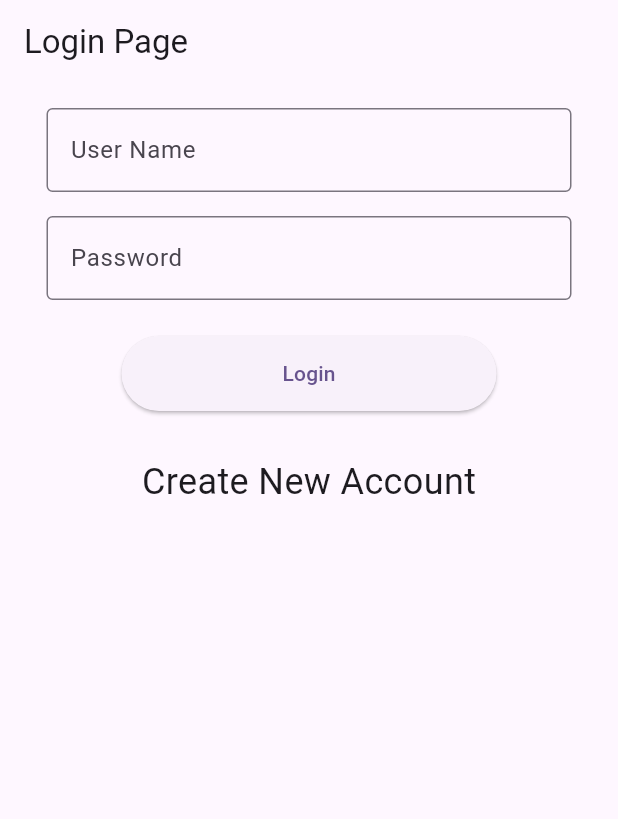
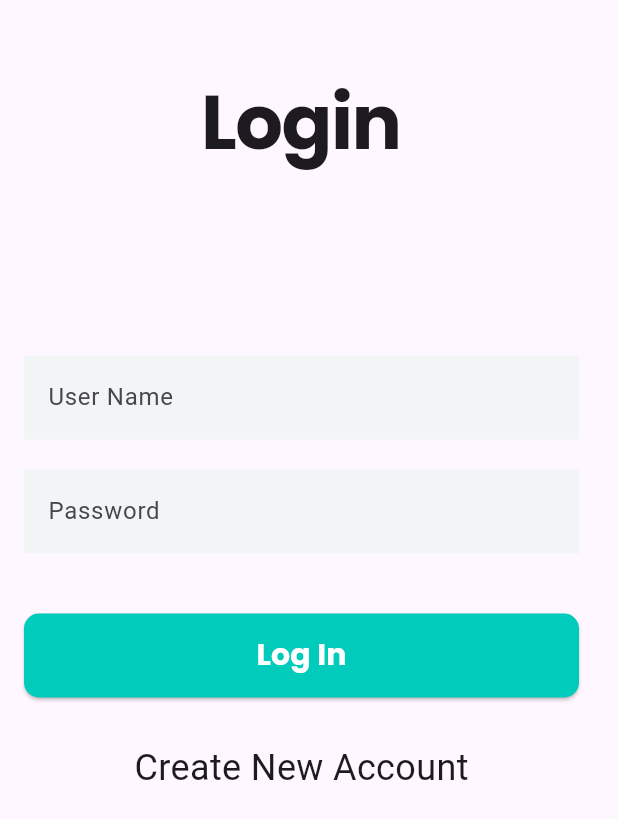
Before and after one commit to jasberDataSirpi/full-stack-training, a Flutter app: the screen it shows after launch, on a phone screen of 412 x 824 dp. Shown: the top 819 px of the screen. Run offline on Flutter 3.47's test engine with Material 2 defaults, Android fonts, the phone set to English and light mode, and no system bars; our stand-ins replace flutter_dotenv, google_fonts, shared_preferences.

Commit message:
login page redesign

```diff
--- a/lib/pages/login_page.dart
+++ b/lib/pages/login_page.dart
@@ -6,6 +6,7 @@ import 'package:meal_planet/constants/endpoints.dart';
 import 'package:meal_planet/constants/http_methods.dart';
 import 'package:meal_planet/services/http_service.dart';
 import 'package:meal_planet/services/local_storage_service.dart';
+import 'package:google_fonts/google_fonts.dart';
 
 class LoginPage extends StatefulWidget {
   const LoginPage({super.key});
@@ -44,46 +45,74 @@ class _LoginPageState extends State<LoginPage> {
   @override
   Widget build(BuildContext context) {
     return Scaffold(
-      appBar: AppBar(
-        title: const Text('Login Page'),
-      ),
       body: Container(
         padding: const EdgeInsets.all(16.0),
         child: Column(
+          // crossAxisAlignment: CrossAxisAlignment.stretch,
           children: [
-            Padding(
-              padding: const EdgeInsets.symmetric(horizontal: 15),
+            const SizedBox(height: 30),
+            Text(
+              'Login',
+              style: GoogleFonts.poppins(
+                textStyle: const TextStyle(
+                  fontSize: 50,
+                  fontWeight: FontWeight.w700,
+                  letterSpacing: -1,
+                ),
+              ),
+            ),
+            const SizedBox(height: 120),
+            SizedBox(
+              width: 370,
+              // height: 56,
               child: TextField(
                 controller: emailController,
                 decoration: const InputDecoration(
-                  border: OutlineInputBorder(),
+                  border: InputBorder.none,
+                  filled: true,
+                  fillColor: Color(0xFFF1F5F5),
                   labelText: 'User Name',
-                  hintText: 'Enter User Name',
                 ),
               ),
             ),
-            const SizedBox(height: 16.0),
-            Padding(
-              padding: const EdgeInsets.symmetric(horizontal: 15),
+            const SizedBox(height: 20),
+            SizedBox(
+              width: 370,
+              // height: 56,
               child: TextField(
                 controller: passwordController,
                 decoration: const InputDecoration(
-                  border: OutlineInputBorder(),
+                  border: InputBorder.none,
+                  filled: true,
+                  fillColor: Color(0xFFF1F5F5),
                   labelText: 'Password',
-                  hintText: 'Enter Password',
                 ),
                 obscureText: true,
               ),
             ),
-            const SizedBox(height: 24.0),
+            const SizedBox(height: 40),
             Container(
-                height: 50,
-                width: 250,
+                width: 370,
+                height: 56,
                 decoration:
-                    BoxDecoration(borderRadius: BorderRadius.circular(4)),
+                    BoxDecoration(borderRadius: BorderRadius.circular(10)),
                 child: ElevatedButton(
+                  style: ButtonStyle(
+                      backgroundColor: MaterialStateProperty.all<Color>(
+                          const Color(0xFF01CBBB)),
+                      shape: MaterialStateProperty.all(RoundedRectangleBorder(
+                          borderRadius: BorderRadius.circular(10)))),
                   onPressed: _login,
-                  child: const Text('Login'),
+                  child: const Text(
+                    'Log In',
+                    textAlign: TextAlign.center,
+                    style: TextStyle(
+                      color: Colors.white,
+                      fontSize: 20,
+                      fontFamily: 'Poppins',
+                      fontWeight: FontWeight.w700,
+                    ),
+                  ),
                 )),
             const SizedBox(height: 30),
             GestureDetector(
--- a/pubspec.yaml
+++ b/pubspec.yaml
@@ -38,6 +38,7 @@ dependencies:
   http: ^1.1.0
   flutter_dotenv: ^5.1.0
   shared_preferences: ^2.1.2
+  google_fonts: ^5.1.0
 
 dev_dependencies:
   flutter_test:
```
Also changed, not shown: pubspec.lock, 4 other files.
